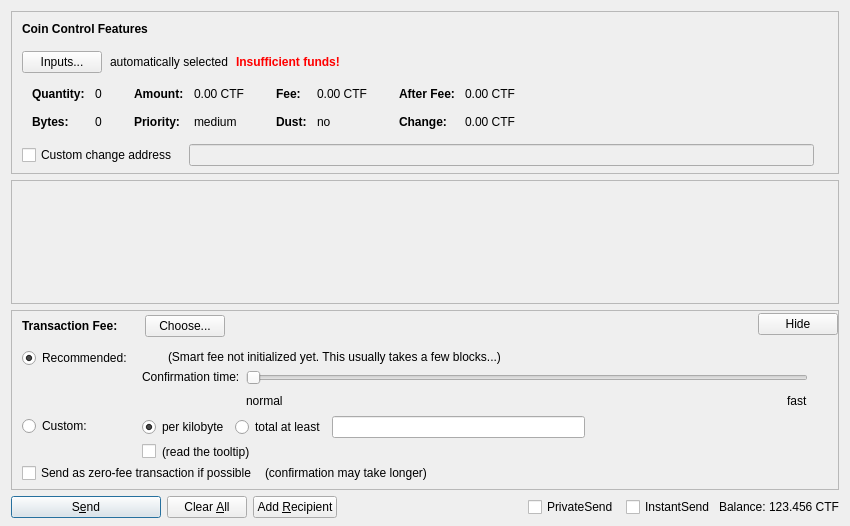
This is src/qt/forms/sendcoinsdialog.ui in Bitcoin-Monster/BTCMonster as Qt 5 draws it before an edit. The edited form follows.
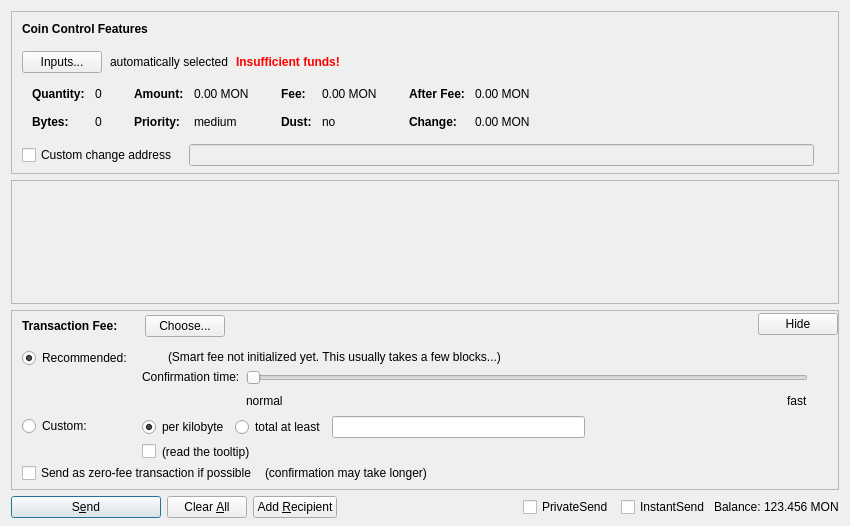
This is the edited form. Custom widgets are drawn as their Qt base class.

Diff of the .ui file:
```diff
--- a/src/qt/forms/sendcoinsdialog.ui
+++ b/src/qt/forms/sendcoinsdialog.ui
@@ -324,7 +324,7 @@
                   <enum>Qt::ActionsContextMenu</enum>
                  </property>
                  <property name="text">
-                  <string notr="true">0.00 CTF</string>
+                  <string notr="true">0.00 MON</string>
                  </property>
                  <property name="textInteractionFlags">
                   <set>Qt::LinksAccessibleByMouse|Qt::TextSelectableByKeyboard|Qt::TextSelectableByMouse</set>
@@ -404,7 +404,7 @@
                   <enum>Qt::ActionsContextMenu</enum>
                  </property>
                  <property name="text">
-                  <string notr="true">0.00 CTF</string>
+                  <string notr="true">0.00 MON</string>
                  </property>
                  <property name="textInteractionFlags">
                   <set>Qt::LinksAccessibleByMouse|Qt::TextSelectableByKeyboard|Qt::TextSelectableByMouse</set>
@@ -484,7 +484,7 @@
                   <enum>Qt::ActionsContextMenu</enum>
                  </property>
                  <property name="text">
-                  <string notr="true">0.00 CTF</string>
+                  <string notr="true">0.00 MON</string>
                  </property>
                  <property name="textInteractionFlags">
                   <set>Qt::LinksAccessibleByMouse|Qt::TextSelectableByKeyboard|Qt::TextSelectableByMouse</set>
@@ -513,7 +513,7 @@
                   <enum>Qt::ActionsContextMenu</enum>
                  </property>
                  <property name="text">
-                  <string notr="true">0.00 CTF</string>
+                  <string notr="true">0.00 MON</string>
                  </property>
                  <property name="textInteractionFlags">
                   <set>Qt::LinksAccessibleByMouse|Qt::TextSelectableByKeyboard|Qt::TextSelectableByMouse</set>
@@ -1366,7 +1366,7 @@
           <cursorShape>IBeamCursor</cursorShape>
          </property>
          <property name="text">
-          <string notr="true">123.456 CTF</string>
+          <string notr="true">123.456 MON</string>
          </property>
          <property name="textInteractionFlags">
           <set>Qt::LinksAccessibleByMouse|Qt::TextSelectableByKeyboard|Qt::TextSelectableByMouse</set>
```
